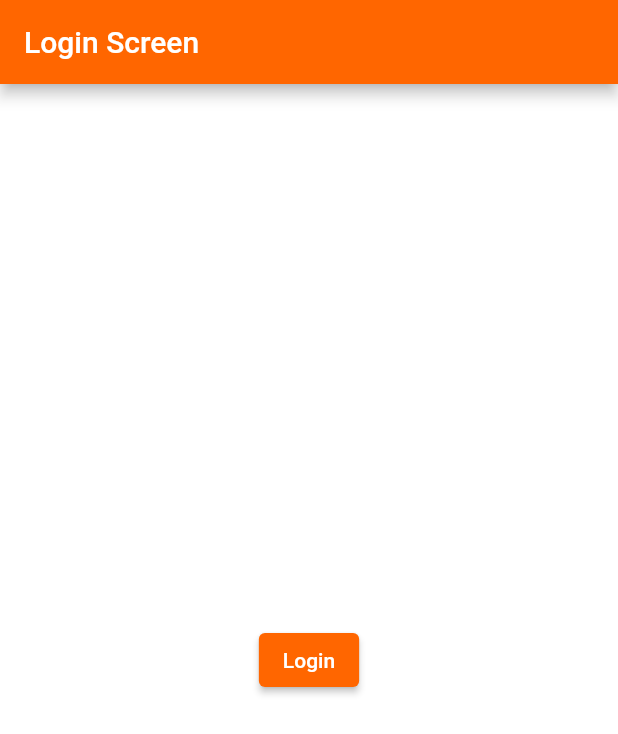
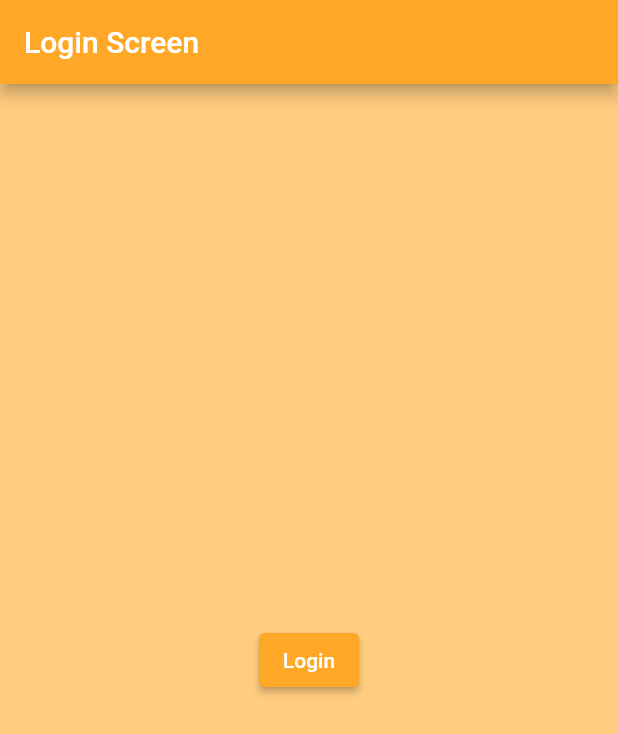
Before and after one commit to FlutterGardeo/flutter_client, a Flutter app: the screen it shows after launch, on a phone screen of 412 x 824 dp. Shown: the top 734 px of the screen. Run offline on Flutter 3.47's test engine with Material 2 defaults, Android fonts, the phone set to English and light mode, and no system bars; our stand-ins replace dio, flutter_dotenv, google_fonts, shared_preferences; missing offline and left inert: flutter_appauth; accounts and stored records are empty.

Commit message:
Minor bug fixes

```diff
--- a/lib/main.dart
+++ b/lib/main.dart
@@ -22,12 +22,12 @@ class KFoneClient extends StatelessWidget {
         title: 'Flutter Demo',
         debugShowCheckedModeBanner: false,
         theme: ThemeData(
-          primaryColor: kPrimaryColor,
-          accentColor: kPrimaryColor,
+          primaryColor: Colors.orange[400],
+          accentColor: Colors.orange[400],
           scaffoldBackgroundColor: kSecondaryColor,
           elevatedButtonTheme: ElevatedButtonThemeData(
             style: ButtonStyle(
-              backgroundColor: MaterialStateProperty.all(kPrimaryColor),
+              backgroundColor: MaterialStateProperty.all(Colors.orange[400]),
             ),
           ),
         ),
--- a/lib/screens/initial_screen.dart
+++ b/lib/screens/initial_screen.dart
@@ -38,9 +38,10 @@ class LoginScreen extends StatelessWidget {
           } else {
             // Show the login screen
             return Scaffold(
+              backgroundColor: Color(0xffffcc80),
               appBar: AppBar(
                 title: const Text('Login Screen'),
-                backgroundColor: kPrimaryColor,
+                backgroundColor: Colors.orange[400],
               ),
               body: Center(
                 child: ElevatedButton(
```
Also changed, not shown: lib/screens/splash_screen.dart (+24 -6 lines), lib/services/auth_service.dart (+14 -20 lines), 1 other file.
